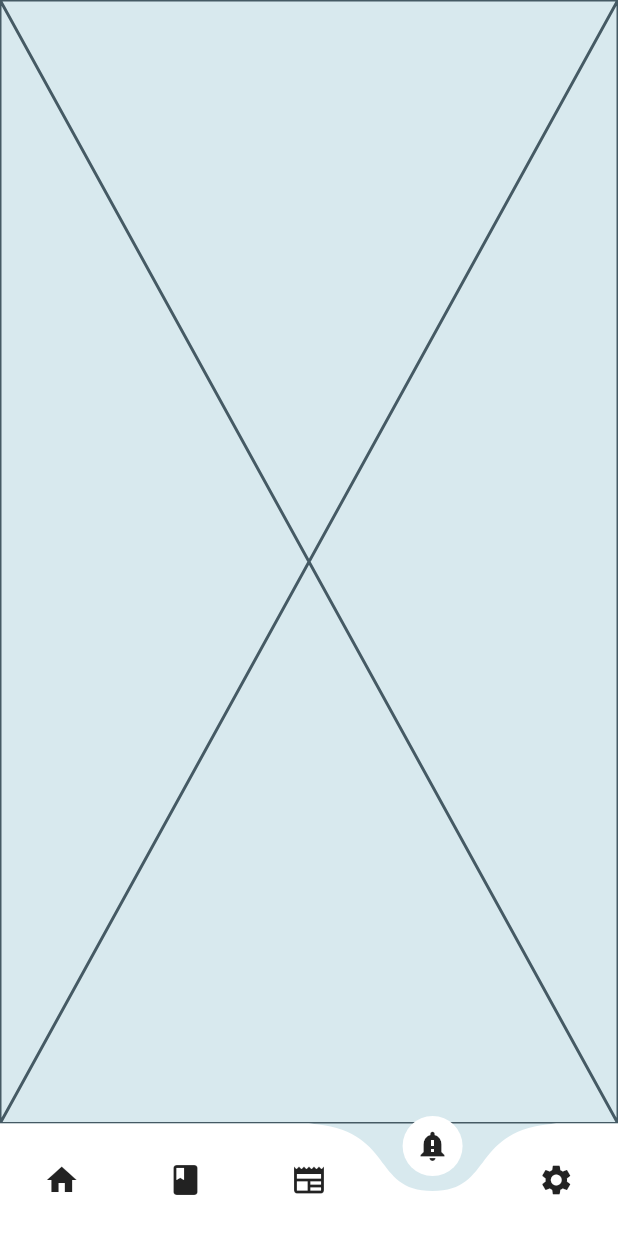
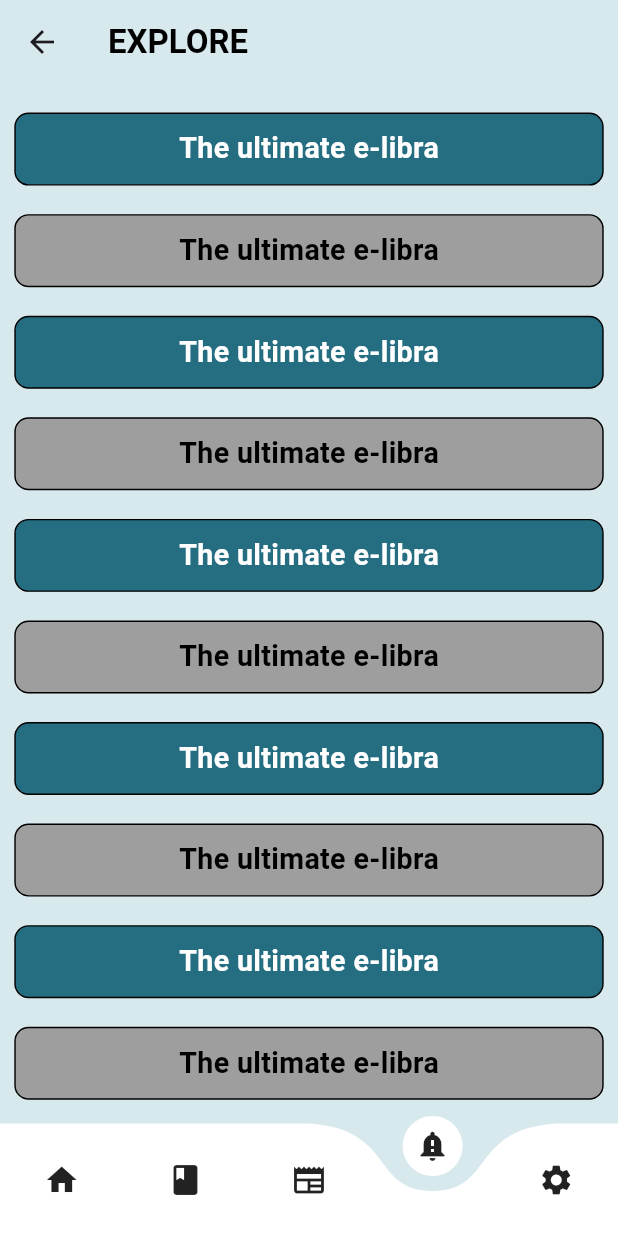
Before and after one commit to akshat407/libraria, a Flutter app: the home screen opened directly, item 4 of the bottom bar chosen, on a phone screen of 412 x 824 dp. Run offline on Flutter 3.47's test engine with Material 3 defaults, Android fonts, the phone set to English and light mode, and no system bars; drawn by our look-alikes of curved_navigation_bar; our stand-ins replace get, google_fonts, velocity_x; missing offline and left inert: dart:ffi.

Commit message:
notification done

```diff
--- a/libraria/lib/navbar/home/home.dart
+++ b/libraria/lib/navbar/home/home.dart
@@ -50,7 +50,7 @@ final screens=[
       backgroundColor: AIColors.primaryColor1,
       body: screens[index],
        bottomNavigationBar: CurvedNavigationBar(
-        backgroundColor: AIColors.primaryColor1,
+        backgroundColor: Colors.transparent,
         animationDuration: Duration(
           milliseconds: 300),
 
--- a/libraria/lib/navbar/news/news_trending.dart
+++ /dev/null
@@ -1,17 +0,0 @@
-import 'package:flutter/material.dart';
-
-class trending extends StatefulWidget {
-  const trending({super.key});
-
-  @override
-  State<trending> createState() => _trendingState();
-}
-
-class _trendingState extends State<trending> {
-  @override
-  Widget build(BuildContext context) {
-    return Scaffold(
-      //yaha se shuru karna hai
-    );
-  }
-}
--- a/libraria/lib/navbar/news/trending.dart
+++ b/libraria/lib/navbar/news/trending.dart
@@ -10,8 +10,14 @@ class trending extends StatefulWidget {
 class _trendingState extends State<trending> {
   @override
   Widget build(BuildContext context) {
-    return Scaffold(
+    return  SingleChildScrollView(
       //yaha se shuru karna hai
+      child:Column(
+        children: [
+
+        ],
+      ) ,
+
     );
   }
 }
--- a/libraria/lib/navbar/notifications/notification_main.dart
+++ b/libraria/lib/navbar/notifications/notification_main.dart
@@ -1,10 +1,61 @@
 import 'package:flutter/material.dart';
+import 'package:flutter/services.dart';
+import 'package:libraria/utils/color.dart';
 
 class notifi extends StatelessWidget {
   const notifi({super.key});
 
   @override
   Widget build(BuildContext context) {
-    return const Placeholder();
+    return Scaffold(
+      backgroundColor: AIColors.primaryColor1,
+      appBar: AppBar(
+        backgroundColor: Colors.transparent,
+        systemOverlayStyle: SystemUiOverlayStyle.dark,
+        title: Text("EXPLORE",style: TextStyle(color: Colors.black,fontWeight: FontWeight.bold),),
+      ),
+
+      body: ListView.builder(
+        itemCount: 20,
+        itemBuilder: (BuildContext context, int index){
+          Color containerColor = index % 2 == 0 ? AIColors.primaryColor2 : Colors.grey;
+          Color textColor = index % 2 == 0 ? Colors.white : Colors.black;
+
+
+          return  Center(
+              child: FittedBox(
+                child: Container(
+
+
+                  width: MediaQuery.sizeOf(context).width,
+                  margin: EdgeInsets.only(top: 20, left: 10, right: 10),
+                  decoration: BoxDecoration(
+                      borderRadius: BorderRadius.circular(10),
+                      color: containerColor,
+                      border: Border.all(color: Colors.black)),
+                      padding: EdgeInsets.all(10),
+                  child: Center(
+                    child: Column(
+
+                      children: [
+                        Text(
+                          "The ultimate e-libra",
+                          style: TextStyle(
+                            fontSize: 20,
+                            fontWeight: FontWeight.bold,
+                            color: textColor,
+                          ),
+                        ),
+
+                      ],
+                    ),
+                  )),
+              ),
+            );
+
+      }),
+
+
+    );
   }
 }
```
